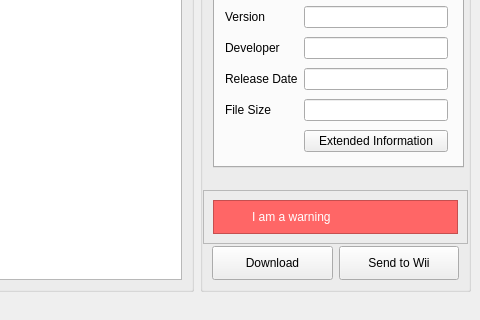
This is gui/united.ui in dhtdht020/osc-dl as Qt 5 draws it before an edit; both pictures show x 440 to 920 and y 175 to 495 of the 920 by 495 pixel window. The edited form follows.
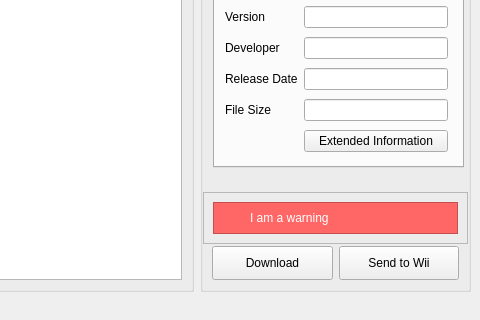
This is the edited form.

```diff
--- a/gui/united.ui
+++ b/gui/united.ui
@@ -662,14 +662,14 @@
               <widget class="QLabel" name="AppWarningIcon_Label">
                <property name="minimumSize">
                 <size>
-                 <width>32</width>
-                 <height>32</height>
+                 <width>30</width>
+                 <height>30</height>
                 </size>
                </property>
                <property name="maximumSize">
                 <size>
-                 <width>32</width>
-                 <height>32</height>
+                 <width>30</width>
+                 <height>30</height>
                 </size>
                </property>
                <property name="text">
```
